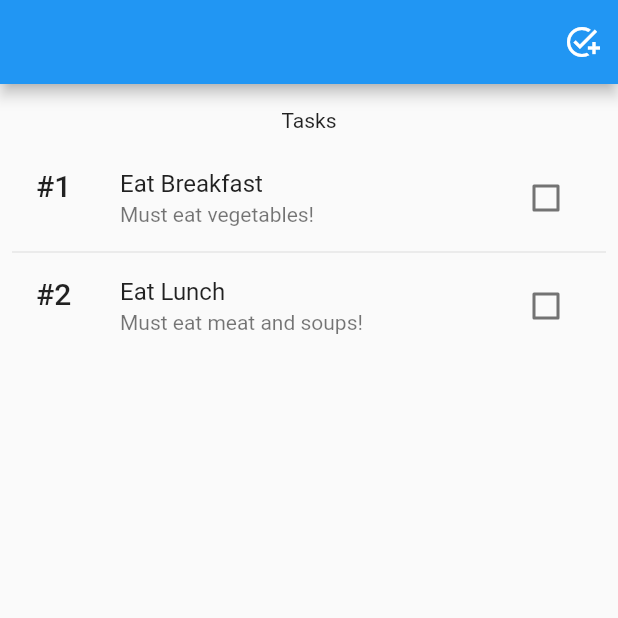
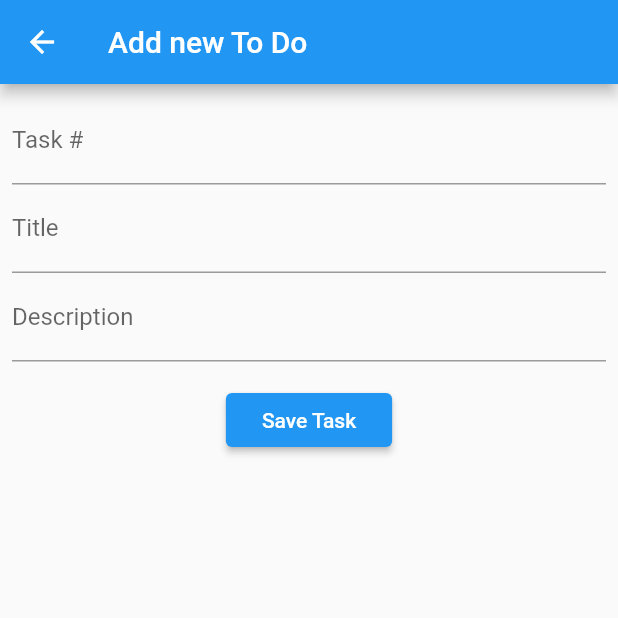
Before and after one commit to keanallen/flutter_bloc_todo, a Flutter app: the screen it shows after launch, after a tap on the "add task" icon, on a phone screen of 412 x 824 dp, the top half of it. Run offline on Flutter 3.47's test engine with Material 2 defaults, Android fonts, the light colour scheme and no system bars; our stand-ins replace equatable, flutter_bloc.

Commit message:
add new screen

```diff
--- /dev/null
+++ b/lib/screens/add_todo_screen.dart
@@ -0,0 +1,45 @@
+import 'package:flutter/material.dart';
+import 'package:flutter/src/foundation/key.dart';
+import 'package:flutter/src/widgets/framework.dart';
+
+class NewTodo extends StatelessWidget {
+  const NewTodo({Key? key}) : super(key: key);
+
+  @override
+  Widget build(BuildContext context) {
+    TextEditingController idCtrl = TextEditingController();
+    TextEditingController titleCtrl = TextEditingController();
+    TextEditingController descriptionCtrl = TextEditingController();
+    return Scaffold(
+      appBar: AppBar(
+        title: const Text("Add new To Do"),
+      ),
+      body: Padding(
+        padding: const EdgeInsets.all(8),
+        child: Column(
+          children: [
+            _inputField(textController: idCtrl, label: "Task #"),
+            _inputField(textController: titleCtrl, label: "Title"),
+            _inputField(textController: descriptionCtrl, label: "Description"),
+            const SizedBox(height: 15),
+            ElevatedButton(
+              onPressed: () {},
+              child: const Padding(
+                padding: EdgeInsets.all(8.0),
+                child: Text("Save Task"),
+              ),
+            ),
+          ],
+        ),
+      ),
+    );
+  }
+
+  TextField _inputField(
+      {required TextEditingController textController, required String label}) {
+    return TextField(
+      controller: textController,
+      decoration: InputDecoration(labelText: label),
+    );
+  }
+}
--- a/lib/screens/home_screen.dart
+++ b/lib/screens/home_screen.dart
@@ -1,6 +1,7 @@
 import 'package:flutter/material.dart';
 import 'package:flutter_bloc/flutter_bloc.dart';
 import 'package:k_todo/blocs/todos/todos_bloc.dart';
+import 'package:k_todo/screens/add_todo_screen.dart';
 
 import '../models/todo_model.dart';
 
@@ -13,7 +14,11 @@ class HomePage extends StatelessWidget {
     var appBar = AppBar(
       actions: [
         IconButton(
-          onPressed: () {},
+          onPressed: () => Navigator.push(
+              context,
+              MaterialPageRoute(
+                builder: (context) => const NewTodo(),
+              )),
           icon: const Icon(Icons.add_task),
         ),
       ],
```
